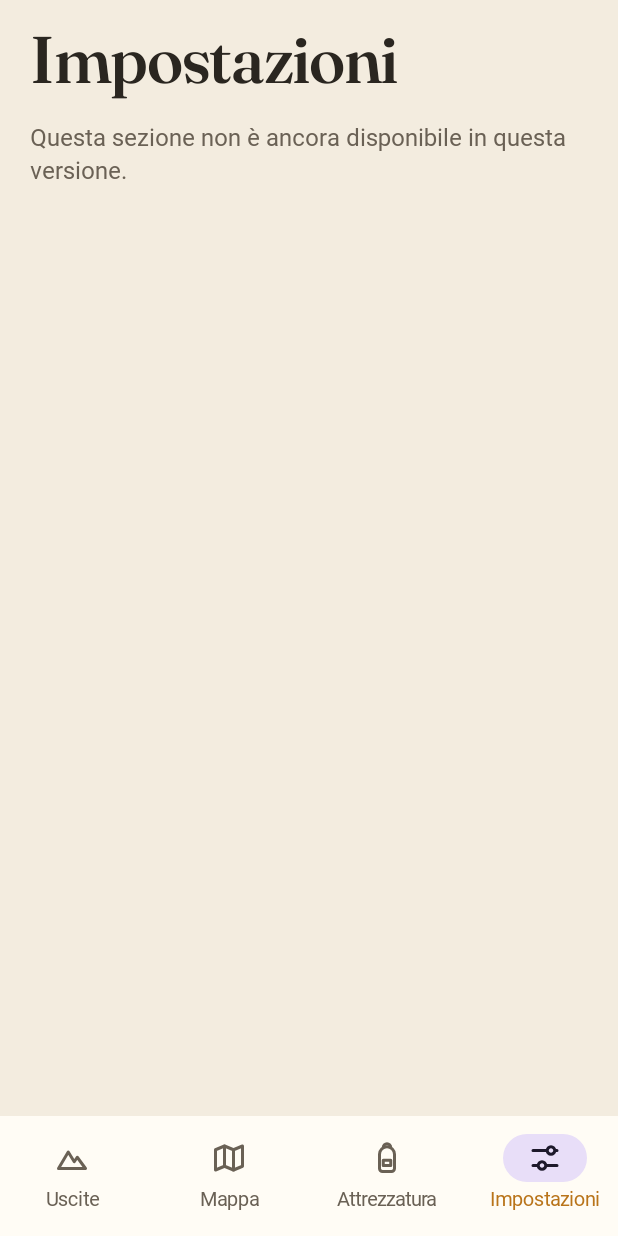
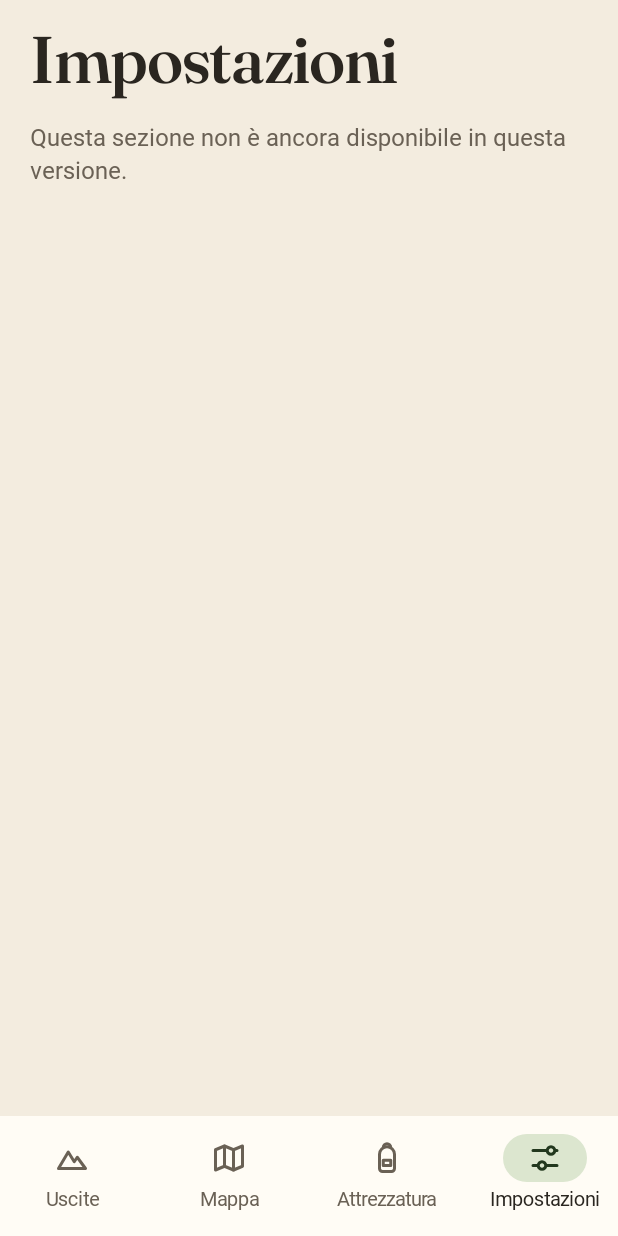
Before and after one commit to Mancio24x/BetterOut, an Android app built with Jetpack Compose: the impostazioni screen opened through its navigation route, on a phone screen of 412 x 824 dp. Run offline under Robolectric (Android 15) with nearby library versions, the phone set to English and light mode, and no system bars; Roboto replaces fonts that are not available here.

Commit message:
Allinea la barra inferiore al tema e documenta la verifica su emulatore
Co-Authored-By: Claude Fable 5.2 <noreply@anthropic.com>

```diff
--- a/app/src/main/java/app/betterout/ui/BetterOutApp.kt
+++ b/app/src/main/java/app/betterout/ui/BetterOutApp.kt
@@ -9,6 +9,7 @@ import androidx.compose.material3.Icon
 import androidx.compose.material3.MaterialTheme
 import androidx.compose.material3.NavigationBar
 import androidx.compose.material3.NavigationBarItem
+import androidx.compose.material3.NavigationBarItemDefaults
 import androidx.compose.material3.Scaffold
 import androidx.compose.material3.Text
 import androidx.compose.runtime.Composable
@@ -53,6 +54,13 @@ fun BetterOutApp() {
                         },
                         icon = { Icon(tab.icon, contentDescription = null) },
                         label = { Text(stringResource(tab.label)) },
+                        colors = NavigationBarItemDefaults.colors(
+                            selectedIconColor = MaterialTheme.colorScheme.onPrimaryContainer,
+                            selectedTextColor = MaterialTheme.colorScheme.onSurface,
+                            indicatorColor = MaterialTheme.colorScheme.primaryContainer,
+                            unselectedIconColor = MaterialTheme.colorScheme.onSurfaceVariant,
+                            unselectedTextColor = MaterialTheme.colorScheme.onSurfaceVariant,
+                        ),
                     )
                 }
             }
```
Also changed, not shown: 3 other files.
